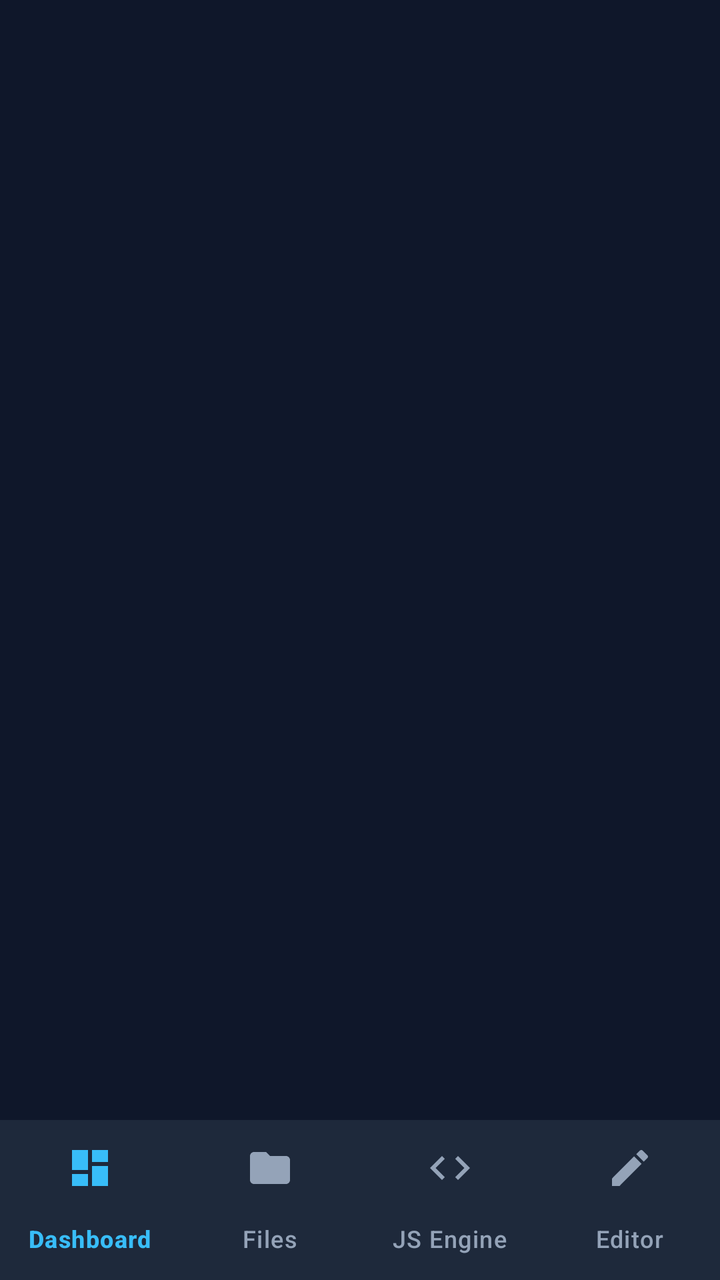
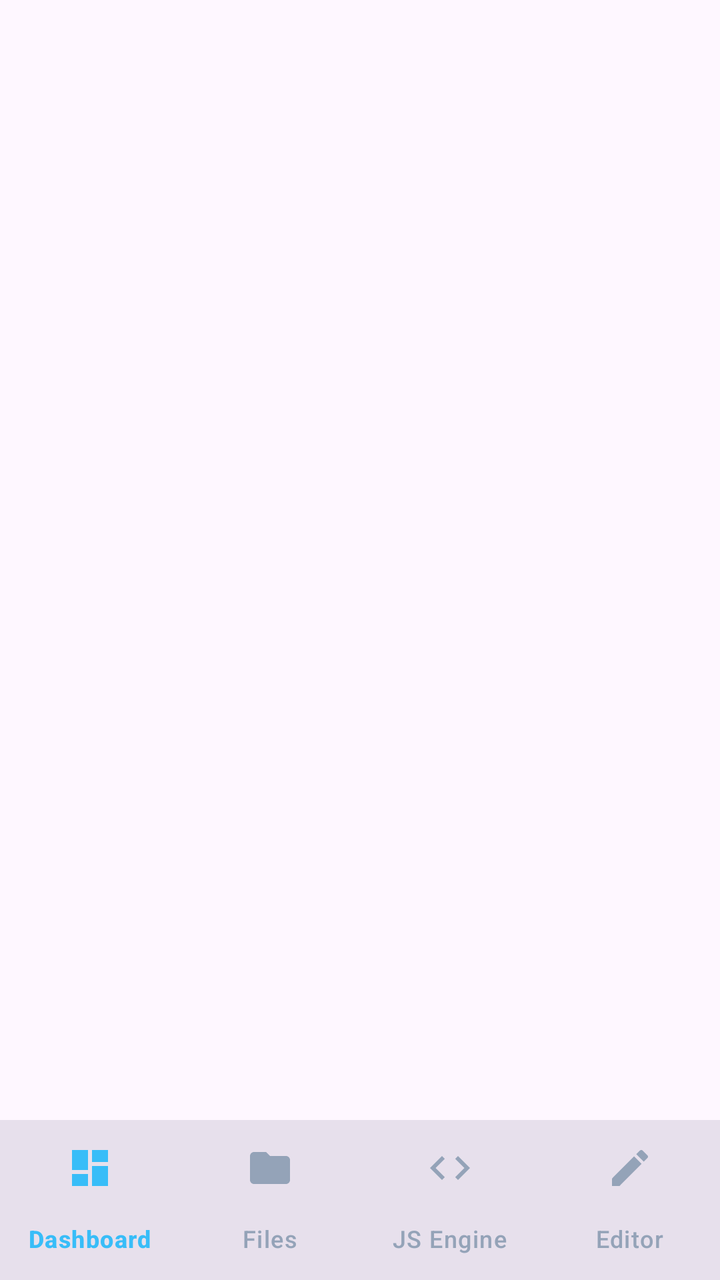

The first picture is an Android layout as it rendered before a commit; the second is the same layout after the commit. The layout source and the unified diff follow.
<!-- AndroidManifest.xml: application theme Theme.PolymathFileSystem -->
<!-- res/layout/activity_main.xml -->
<?xml version="1.0" encoding="utf-8"?>
<androidx.constraintlayout.widget.ConstraintLayout xmlns:android="http://schemas.android.com/apk/res/android"
    xmlns:app="http://schemas.android.com/apk/res-auto"
    android:layout_width="match_parent"
    android:layout_height="match_parent"
    android:background="#0f172a">

    <androidx.fragment.app.FragmentContainerView
        android:id="@+id/fragmentContainer"
        android:layout_width="0dp"
        android:layout_height="0dp"
        app:layout_constraintBottom_toTopOf="@id/bottom_navigation"
        app:layout_constraintEnd_toEndOf="parent"
        app:layout_constraintStart_toStartOf="parent"
        app:layout_constraintTop_toTopOf="parent" />

    <com.google.android.material.bottomnavigation.BottomNavigationView
        android:id="@+id/bottom_navigation"
        android:layout_width="match_parent"
        android:layout_height="wrap_content"
        android:background="#1e293b"
        app:itemIconTint="@color/nav_item_color"
        app:itemTextColor="@color/nav_item_color"
        app:labelVisibilityMode="labeled"
        app:menu="@menu/menu_main_nav"
        app:layout_constraintBottom_toBottomOf="parent"
        app:layout_constraintEnd_toEndOf="parent"
        app:layout_constraintStart_toStartOf="parent" />

    <LinearLayout
        android:id="@+id/permissionGate"
        android:layout_width="match_parent"
        android:layout_height="match_parent"
        android:background="#0f172a"
        android:gravity="center"
        android:orientation="vertical"
        android:padding="32dp"
        android:visibility="gone">

        <TextView
            android:layout_width="wrap_content"
            android:layout_height="wrap_content"
            android:layout_marginBottom="16dp"
            android:text="Storage Permission Required"
            android:textColor="#ffffff"
            android:textSize="20sp"
            android:textStyle="bold" />

        <TextView
            android:layout_width="wrap_content"
            android:layout_height="wrap_content"
            android:layout_marginBottom="24dp"
            android:text="Polymath requires full storage access to manage your files."
            android:textAlignment="center"
            android:textColor="#94a3b8"
            android:textSize="14sp" />

        <Button
            android:id="@+id/btnGrantPermission"
            android:layout_width="wrap_content"
            android:layout_height="wrap_content"
            android:backgroundTint="#38bdf8"
            android:text="Grant Access"
            android:textColor="#ffffff" />

    </LinearLayout>

</androidx.constraintlayout.widget.ConstraintLayout>
<!-- resources referenced by this layout -->
<resources>
  <style name="Theme.PolymathFileSystem" parent="Theme.Material3.DayNight.NoActionBar">
          <item name="colorPrimary">@color/ocean_primary</item>
          <item name="colorPrimaryDark">@color/ocean_primary_dark</item>
          <item name="colorAccent">@color/ocean_accent</item>
          <item name="android:windowBackground">@drawable/bg_fluid_gradient</item>
      </style>
  <color name="ocean_primary">#0077B6</color>
  <color name="ocean_primary_dark">#03045E</color>
  <color name="ocean_accent">#00B4D8</color>
  <!-- drawable bg_fluid_gradient (drawable) -->
  <?xml version="1.0" encoding="utf-8"?>
  <shape xmlns:android="http://schemas.android.com/apk/res/android"
      android:shape="rectangle">
      <gradient
          android:angle="135"
          android:startColor="#1e293b"
          android:centerColor="#0f172a"
          android:endColor="#080e1a"
          android:type="linear" />
  </shape>
</resources>

<!-- the commit's change to res/layout/activity_main.xml (unified diff, before → after) -->
@@ -3,7 +3,7 @@
     xmlns:app="http://schemas.android.com/apk/res-auto"
     android:layout_width="match_parent"
     android:layout_height="match_parent"
-    android:background="#0f172a">
+    android:background="?attr/colorSurface">
 
     <androidx.fragment.app.FragmentContainerView
         android:id="@+id/fragmentContainer"
@@ -18,7 +18,7 @@
         android:id="@+id/bottom_navigation"
         android:layout_width="match_parent"
         android:layout_height="wrap_content"
-        android:background="#1e293b"
+        android:background="?attr/colorSurfaceVariant"
         app:itemIconTint="@color/nav_item_color"
         app:itemTextColor="@color/nav_item_color"
         app:labelVisibilityMode="labeled"
@@ -31,7 +31,7 @@
         android:id="@+id/permissionGate"
         android:layout_width="match_parent"
         android:layout_height="match_parent"
-        android:background="#0f172a"
+        android:background="?attr/colorSurface"
         android:gravity="center"
         android:orientation="vertical"
         android:padding="32dp"
